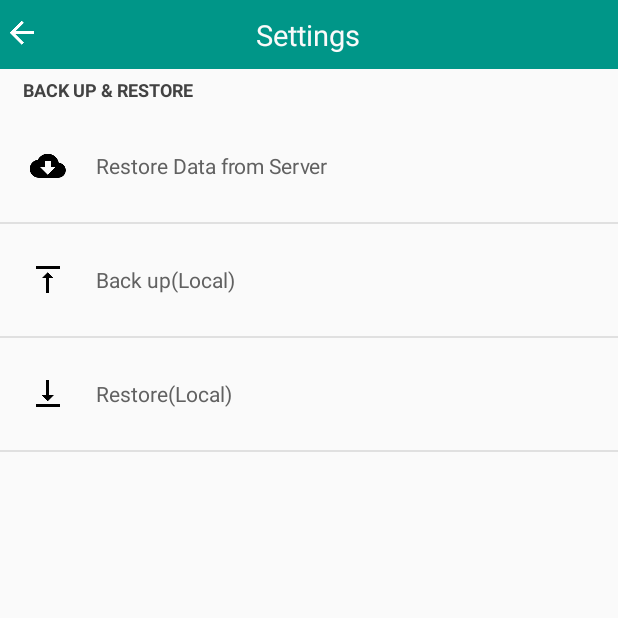
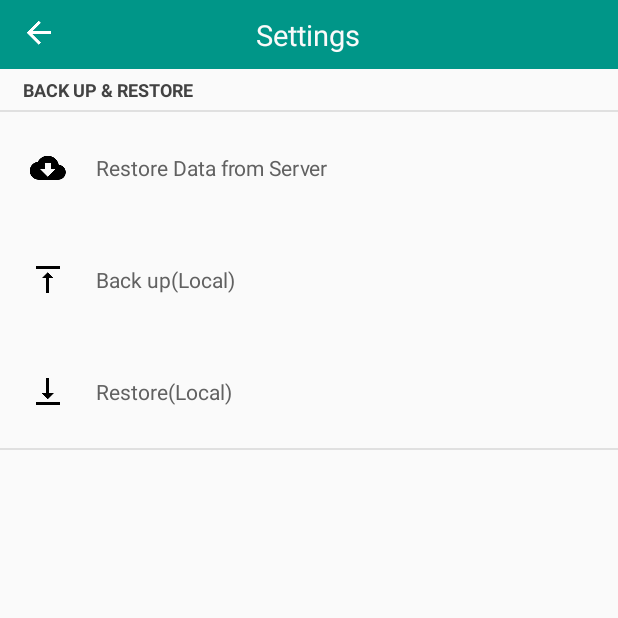
Before and after one commit to rjhonsl/PetOneCRM1, an Android app: the Activity_Settings screen opened directly, with no data from a screen before it, on a phone screen of 412 x 824 dp, the top half of it. Run offline under Robolectric (Android 15) with nearby library versions, the phone set to English and light mode, and no system bars; our stand-ins replace Volley; network calls fail.

```diff
--- a/app/src/main/res/layout/activity_settings.xml
+++ b/app/src/main/res/layout/activity_settings.xml
@@ -14,7 +14,7 @@
         >
 
         <ImageButton
-            android:layout_weight="1"
+            android:layout_weight="2"
             android:background="@drawable/bg_material_transparent"
             android:src="@drawable/ic_arrow_back_white_24dp"
             android:layout_width="0dp"
@@ -38,7 +38,7 @@
 
 
         <ImageButton
-            android:layout_weight="1"
+            android:layout_weight="2"
             android:background="@drawable/bg_material_transparent"
             android:src="@drawable/ic_filler24dp"
             android:layout_width="0dp"
@@ -59,6 +59,7 @@
                   android:orientation="vertical"
         >
 
+
         <TextView
             android:layout_width="match_parent" android:layout_height="wrap_content"
             android:paddingRight="5dp"
@@ -70,6 +71,8 @@
             android:textColor="@color/gray_800"
             android:text="BACK UP &amp; RESTORE"
             />
+        <View android:layout_width="match_parent" android:background="@color/gray_300" android:layout_height="1dp"/>
+
 
         <LinearLayout android:layout_width="match_parent"
                       android:layout_height="wrap_content"
@@ -96,7 +99,6 @@
 
         </LinearLayout>
 
-        <View android:layout_width="match_parent" android:background="@color/gray_300" android:layout_height="1dp"/>
 
 
 
@@ -125,7 +127,6 @@
 
         </LinearLayout>
 
-        <View android:layout_width="match_parent" android:background="@color/gray_300" android:layout_height="1dp"/>
 
 
         <LinearLayout android:layout_width="match_parent"
```
